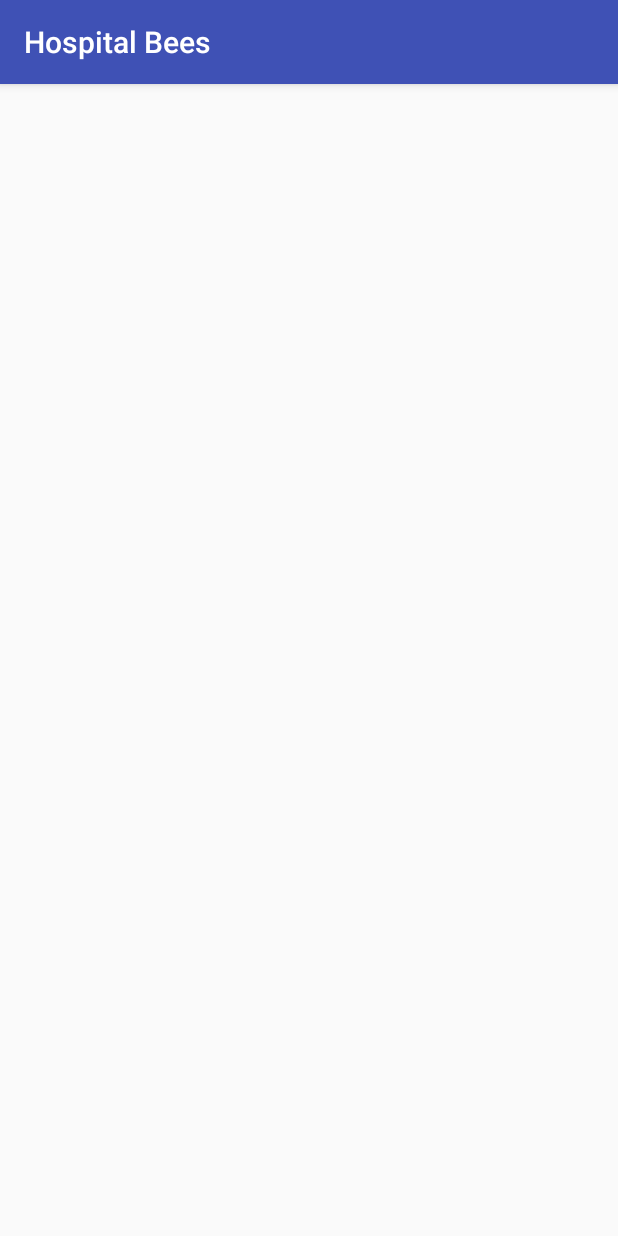
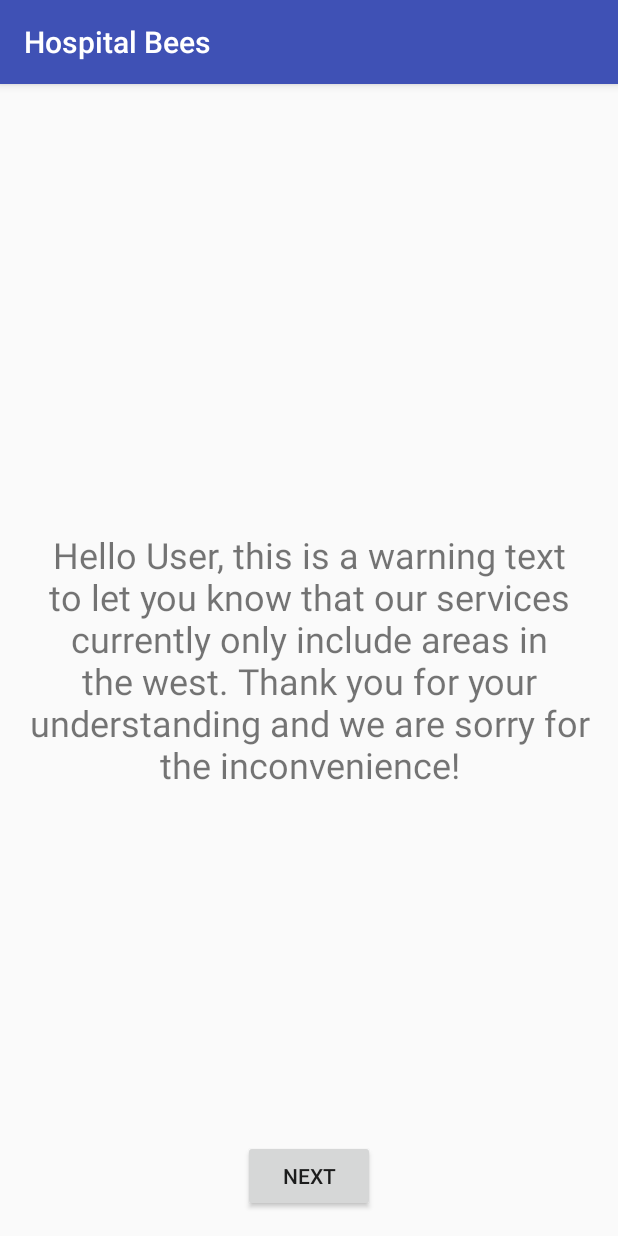
Before and after one commit to zhangks98/hospitalbees, an Android app: the LocationDuration screen opened directly, with no data from a screen before it, on a phone screen of 412 x 824 dp. Run offline under Robolectric (Android 15) with nearby library versions, the phone set to English and light mode, and no system bars.

Commit message:
Changed Location url

```diff
--- a/app/src/main/java/tomorrow/ntu/edu/sg/hospitalbees/BookingDetails.java
+++ b/app/src/main/java/tomorrow/ntu/edu/sg/hospitalbees/BookingDetails.java
@@ -48,9 +48,9 @@ public class BookingDetails extends AppCompatActivity implements OnMapReadyCallb
     LocationManager lm;
 
 
-    String clinics[] = {"Ng Teng Fong Hospital", "NTU Fullerton Health"};
-    double lats[] = {1.3340363, 1.344278};
-    double lngs[] = {103.7429231, 103.6815601};
+    String clinics[] = {"Ng Teng Fong Hospital", "NTU Fullerton Health", "Jurong Polyclinic"};
+    double lats[] = {1.3340363, 1.344278, 1.3497975};
+    double lngs[] = {103.7429231, 103.6815601, 103.7284303};
     double latti;
     double longi;
     LatLng clinic;
--- a/app/src/main/java/tomorrow/ntu/edu/sg/hospitalbees/LocationDuration.java
+++ b/app/src/main/java/tomorrow/ntu/edu/sg/hospitalbees/LocationDuration.java
@@ -1,40 +1,37 @@
 package tomorrow.ntu.edu.sg.hospitalbees;
 
+import android.content.Context;
 import android.content.Intent;
+import android.content.SharedPreferences;
 import android.preference.PreferenceManager;
 import android.support.v7.app.AppCompatActivity;
 import android.os.Bundle;
+import android.util.Log;
+import android.view.View;
+
+import tomorrow.ntu.edu.sg.hospitalbees.models.Hospital;
 
 public class LocationDuration extends AppCompatActivity implements GeoTask.Geo {
     String currentlocation = "NTU HALL 9";
-    String fakelocation[] = {"Ng Teng Fong Hospital", "NTU Fullerton Health"};
     public static String travellist = "TravelList";
-    public static String traveltransfer = "TravelString";
-
-
-
-    String str_from,str_to;
+    String str_from;
     public String minlist = "";
 
     @Override
     protected void onCreate(Bundle savedInstanceState) {
         super.onCreate(savedInstanceState);
         setContentView(R.layout.activity_location_duration);
+        Hospital hosp1 = new Hospital(1001, "Ng Teng Fong Hospital");
+        Hospital hosp2 = new Hospital(1002, "NTU Fullerton Health");
+        Hospital hosp3 = new Hospital(1003, "Jurong Polyclinic");
+        int no_of_hospital = 3;
+        String str_to[] = new String[no_of_hospital];
+        str_to[0] = hosp1.getName();
+        str_to[1] = hosp2.getName();
+        str_to[2] = hosp3.getName();
         str_from = currentlocation.replaceAll(" ", "%20");
-        str_to =fakelocation[0].replaceAll(" ", "%20");
-        String url = "https://maps.googleapis.com/maps/api/distancematrix/json?origins=" + str_from + "&destinations=" + str_to + "&mode=driving&language=fr-FR&avoid=tolls&key=AIzaSyBzkZbcWIZvz1s6MX2rl_uMoqYXfQoFOkg";
+        String url = "https://maps.googleapis.com/maps/api/distancematrix/json?origins=" + str_to[0] + "|" + str_to[1] + "|" + str_to[2] + "&destinations=" + currentlocation + "&key=AIzaSyBzkZbcWIZvz1s6MX2rl_uMoqYXfQoFOkg";
         new GeoTask(LocationDuration.this).execute(url);
-        str_to =fakelocation[1].replaceAll(" ", "%20");
-        url = "https://maps.googleapis.com/maps/api/distancematrix/json?origins=" + str_from + "&destinations=" + str_to + "&mode=driving&language=fr-FR&avoid=tolls&key=AIzaSyBzkZbcWIZvz1s6MX2rl_uMoqYXfQoFOkg";
-        new GeoTask(LocationDuration.this).execute(url);
-        String temp = PreferenceManager.getDefaultSharedPreferences(this).getString(traveltransfer, "QueueNotFound");
-
-        PreferenceManager.getDefaultSharedPreferences(this).edit().putString(travellist, temp).apply();
-
-
-        initialize();
-
-        startActivity(new Intent(this, ChooseClinic.class));
 
         }
 
@@ -43,18 +40,19 @@ public class LocationDuration extends AppCompatActivity implements GeoTask.Geo {
     @Override
     public void setDouble(String result) {
         String res[]=result.split(",");
-        int min=Integer.parseInt(res[0])/60;
-        int dist=Integer.parseInt(res[1])/1000;
-        minlist = minlist + Integer.toString(min);
-        minlist = minlist + ",";
-        PreferenceManager.getDefaultSharedPreferences(this).edit().putString(traveltransfer, minlist).apply();
+        int min;
+        for (int i = 0; i< res.length ; i++) {
+            min = Integer.parseInt(res[i]) / 60;
+            minlist = minlist + Integer.toString(min) + ",";
+        }
 
-
-
+        PreferenceManager.getDefaultSharedPreferences(this).edit().putString(travellist, minlist).apply();
+        Log.d("Test minlist", minlist);
 
     }
-    public void initialize()
-    {
+
+    public void moveToChooseClinicButton(View view) {
+        startActivity(new Intent(this, ChooseClinic.class));
 
     }
 }
--- a/app/src/main/res/layout/activity_location_duration.xml
+++ b/app/src/main/res/layout/activity_location_duration.xml
@@ -7,60 +7,24 @@
     android:paddingLeft="@dimen/activity_horizontal_margin"
     android:paddingRight="@dimen/activity_horizontal_margin"
     android:paddingTop="@dimen/activity_vertical_margin"
-    tools:context="vastav.chin.srivastava.googlematrixapi_demo.MainActivity">
+    tools:context="tomorrow.ntu.edu.sg.hospitalbees.LocationDuration">
 
-    <!--<Button-->
-        <!--android:layout_width="wrap_content"-->
-        <!--android:layout_height="wrap_content"-->
-        <!--android:text="@string/txt_btn"-->
-        <!--android:id="@+id/button_get"-->
-        <!--android:layout_alignParentBottom="true"-->
-        <!--android:layout_centerHorizontal="true" />-->
+    <Button
+        android:layout_width="wrap_content"
+        android:layout_height="wrap_content"
+        android:text="@string/next"
+        android:id="@+id/move_to_choose_clinic_button"
+        android:layout_alignParentBottom="true"
+        android:layout_centerHorizontal="true"
+        android:onClick="moveToChooseClinicButton"/>
 
-    <!--<TextView-->
-        <!--android:layout_width="wrap_content"-->
-        <!--android:layout_height="wrap_content"-->
-        <!--android:id="@+id/textView_info"-->
-        <!--android:layout_alignParentLeft="true"-->
-        <!--android:layout_alignParentStart="true"-->
-        <!--android:text="@string/str_info"-->
-        <!--android:textAppearance="?android:attr/textAppearanceSmall" />-->
-
-    <!--<EditText-->
-        <!--android:layout_width="match_parent"-->
-        <!--android:layout_height="wrap_content"-->
-        <!--android:id="@+id/editText_from"-->
-        <!--android:hint="@string/txt_start"-->
-        <!--android:layout_below="@+id/textView_info"-->
-        <!--android:layout_marginTop="20dp"-->
-        <!--android:textStyle="italic"-->
-        <!--android:layout_alignParentLeft="true"-->
-        <!--android:layout_alignParentStart="true" />-->
-
-    <!--<EditText-->
-        <!--android:layout_width="match_parent"-->
-        <!--android:layout_height="wrap_content"-->
-        <!--android:id="@+id/editText_to"-->
-        <!--android:hint="@string/txt_dstn"-->
-        <!--android:layout_below="@+id/editText_from"-->
-        <!--android:textStyle="italic"-->
-        <!--android:layout_alignParentLeft="true"-->
-        <!--android:layout_alignParentStart="true" />-->
-
-    <!--<TextView-->
-        <!--android:layout_width="wrap_content"-->
-        <!--android:layout_height="wrap_content"-->
-        <!--android:id="@+id/textView_result2"-->
-        <!--android:layout_above="@+id/textView_result1"-->
-        <!--android:layout_alignParentLeft="true"-->
-        <!--android:layout_alignParentStart="true" />-->
-    <!--<TextView-->
-        <!--android:layout_width="wrap_content"-->
-        <!--android:layout_height="wrap_content"-->
-        <!--android:id="@+id/textView_result1"-->
-        <!--android:layout_centerVertical="true"-->
-        <!--android:layout_marginTop="5dp"-->
-        <!--android:layout_alignParentLeft="true"-->
-        <!--android:layout_alignParentStart="true" />-->
+    <TextView
+        android:layout_width="wrap_content"
+        android:layout_height="wrap_content"
+        android:id="@+id/text_for_notice"
+        android:text="@string/notice_text"
+        android:textAlignment="center"
+        android:layout_centerVertical="true"
+        android:textSize="24sp" />
 
 </RelativeLayout>
--- a/app/src/main/res/values/strings.xml
+++ b/app/src/main/res/values/strings.xml
@@ -17,6 +17,10 @@
     <string name="view_my_queue">View My Queue</string>
     <string name="view_faq">FAQs</string>
     <string name="view_alerts">Alerts</string>
+
+    <!-- Strings related to locationDuration -->
+    <string name="notice_text">Hello User, this is a warning text to let you know that our services currently only include areas in the west. Thank you for your understanding and we are sorry for the inconvenience!</string>
+
 
     <!-- Strings related to chooseClinic -->
     <string name="queue_length">Queue Length</string>
```
Also changed, not shown: app/src/main/java/tomorrow/ntu/edu/sg/hospitalbees/ClinicAdapter.java (+7 -11 lines), app/src/main/java/tomorrow/ntu/edu/sg/hospitalbees/GeoTask.java (+16 -12 lines), app/src/main/java/tomorrow/ntu/edu/sg/hospitalbees/models/Hospital.java (+15 -0 lines), app/src/main/AndroidManifest.xml (line endings or trailing spaces).
